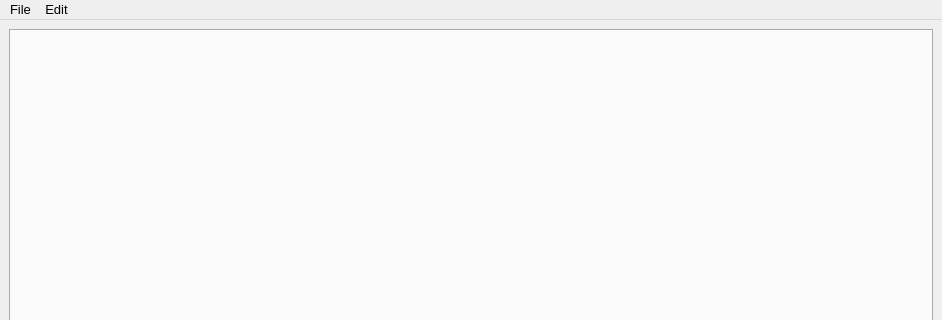
Old version of the form resources/designer_ui/crystalgrowthtrackermain.ui in the repository jonathanHuwP/CrystalGrowthTracker; both pictures show x 0 to 942 and y 0 to 320 of the 942 by 584 pixel window.
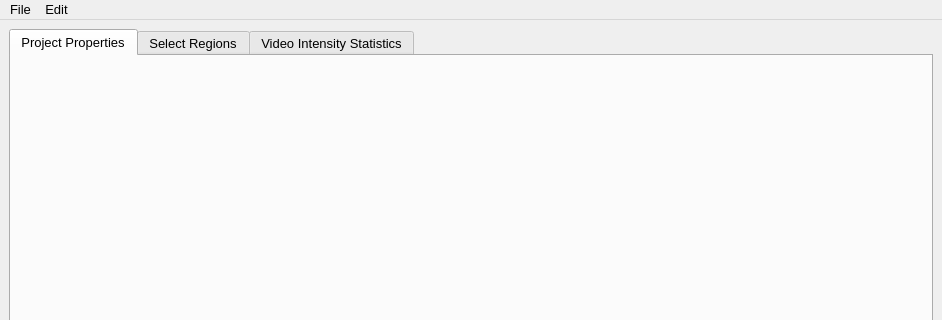
New version of the form.

Commit message: tabs implementd via designer

Diff of the .ui file:
```diff
--- a/resources/designer_ui/crystalgrowthtrackermain.ui
+++ b/resources/designer_ui/crystalgrowthtrackermain.ui
@@ -31,6 +31,21 @@
       <property name="currentIndex">
        <number>-1</number>
       </property>
+      <widget class="QWidget" name="_propertiesTab">
+       <attribute name="title">
+        <string>Project Properties</string>
+       </attribute>
+      </widget>
+      <widget class="QWidget" name="_selectTab">
+       <attribute name="title">
+        <string>Select Regions</string>
+       </attribute>
+      </widget>
+      <widget class="QWidget" name="_videoStatsTab">
+       <attribute name="title">
+        <string>Video Intensity Statistics</string>
+       </attribute>
+      </widget>
      </widget>
     </item>
    </layout>
```
Left out of the diff: 2 changed lines with no effect on the pictures. The commit also changes 1 other file.
